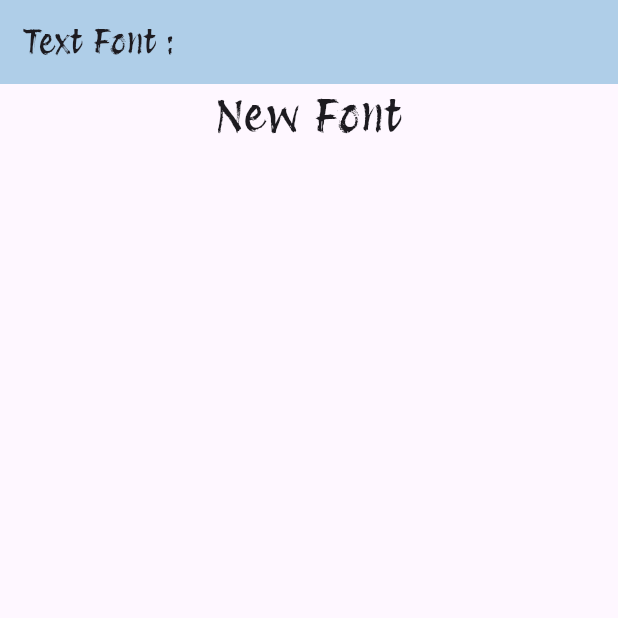
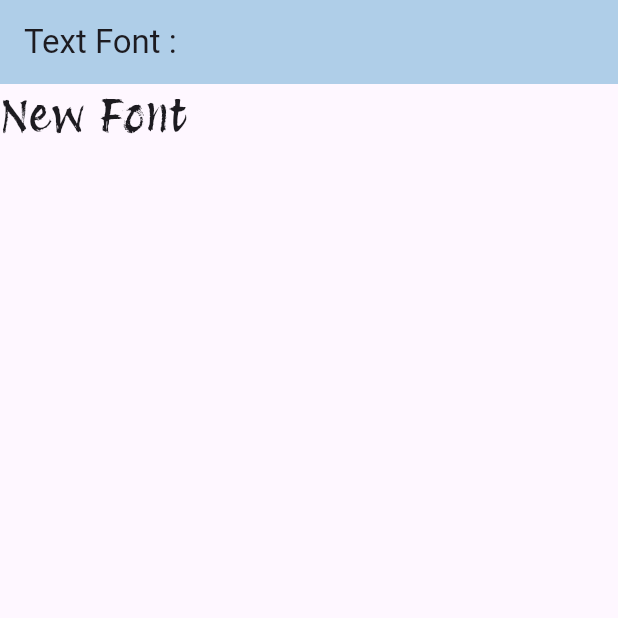
Before and after one commit to HussenAlwees/basics, a Flutter app: the screen it shows after launch, on a phone screen of 412 x 824 dp, the top half of it. Run offline on Flutter 3.47's test engine with Material 3 defaults, Android fonts, the phone set to English and light mode, and no system bars.

Commit message:
text font for one text

```diff
--- a/lib/homepage.dart
+++ b/lib/homepage.dart
@@ -17,11 +17,9 @@ class _Homepage extends State<Homepage> {
       ),
       body: ListView(
         children: [
-          Center(
-            child: Text(
-              "New Font",
-              style: TextStyle(fontSize: 30),
-            ),
+          Text(
+            "New Font",
+            style: TextStyle(fontFamily: "ProtestRevolution", fontSize: 30),
           ),
         ],
       ),
--- a/lib/main.dart
+++ b/lib/main.dart
@@ -16,7 +16,6 @@ class _MyAppState extends State<MyApp> {
   Widget build(BuildContext context) {
     return MaterialApp(
       debugShowCheckedModeBanner: false,
-      theme: ThemeData(fontFamily: "ProtestRevolution"),
       home: Homepage(),
     ); //MaterialApp
   }
```
